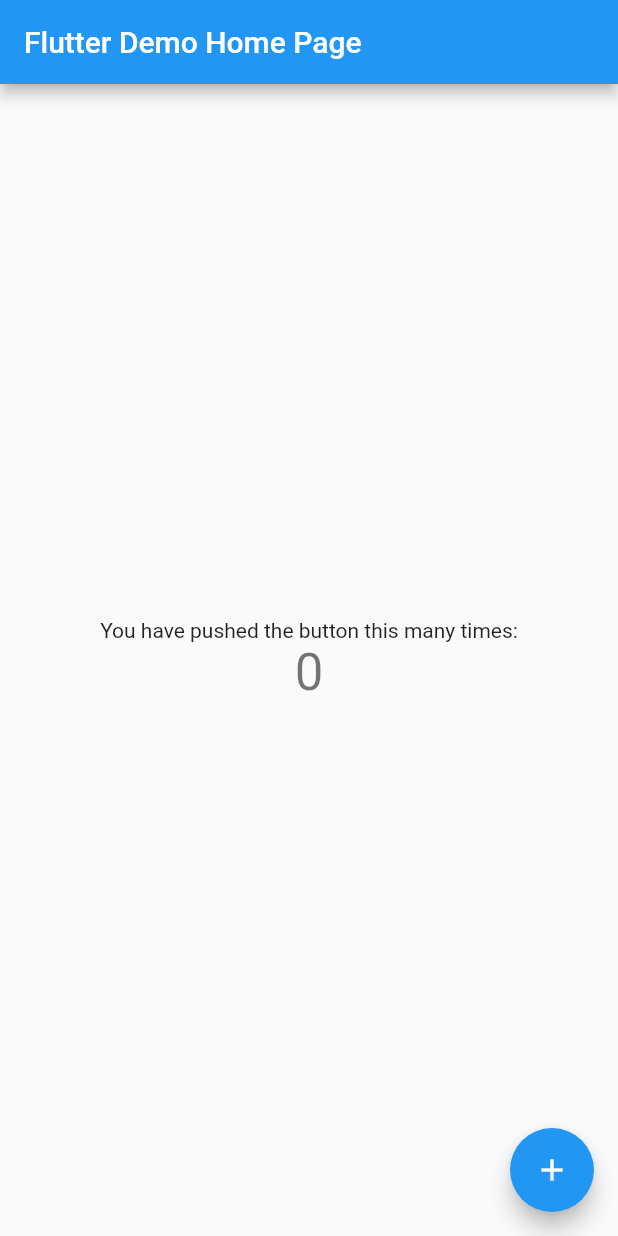
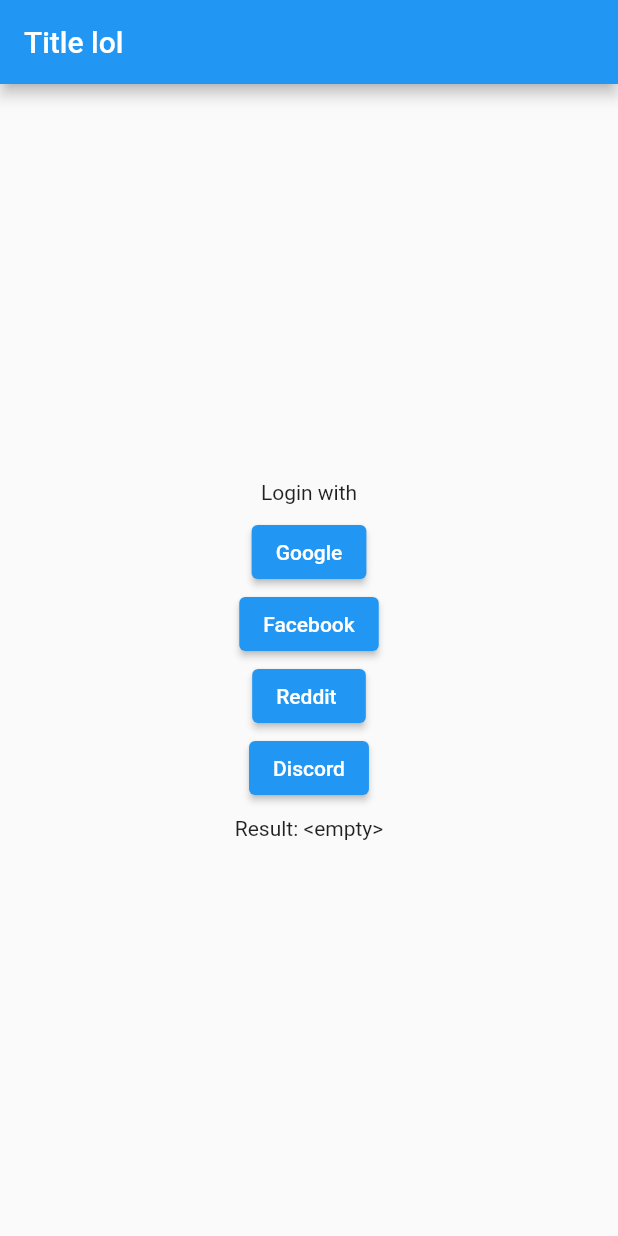
Before and after one commit to iam-agf/flutter_deposit_app, a Flutter app: the screen it shows after launch, on a phone screen of 412 x 824 dp. Run offline on Flutter 3.47's test engine with Material 2 defaults, Android fonts, the phone set to English and light mode, and no system bars; missing offline and left inert: web3auth_flutter.

Commit message:
Minor reformatting

```diff
--- /dev/null
+++ b/lib/app.dart
@@ -0,0 +1,9 @@
+import 'package:flutter/material.dart';
+import 'views/home.dart';
+
+class App extends StatelessWidget {
+  @override
+  Widget build(BuildContext context) {
+    return MaterialApp(home: Home());
+  }
+}
--- a/lib/components/register.dart
+++ b/lib/components/register.dart
@@ -1 +1,126 @@
 import 'package:flutter/material.dart';
+import 'dart:collection';
+import 'dart:async';
+
+import 'package:web3auth_flutter/web3auth_flutter.dart';
+
+
+class Web3Register extends StatefulWidget {
+  @override
+  State<Web3Register> createState() => _Web3Register();
+}
+
+class _Web3Register extends State<Web3Register> {
+  String _result = '<empty>';
+  bool logoutVisible = false;
+
+   @override
+  void initState() {
+    super.initState();
+    initPlatformState();
+  }
+
+  Future<void> initPlatformState() async {
+    HashMap themeMap = HashMap<String, String>();
+    themeMap['primary'] = "#fff000";
+
+    await Web3AuthFlutter.init(
+      clientId:
+          'BJvlvI4od8kZAoUoZXFCQYXcXV8K9q42p36ZlWmmzBI79fTDeAgjLs8Ig9aFWE33mS71qf8EVWMEZ9DGRTllvOw',
+      network: Network.mainnet,
+      redirectUri: 'org.torusresearch.flutter.web3authexample://auth',
+      whiteLabelData: WhiteLabelData(
+          dark: true, name: "flutter_deposit_app", theme: themeMap),
+    );
+  }
+
+  @override
+  Widget build(BuildContext context) {
+    return Container(
+      child: Center(
+            child: Column(
+          mainAxisAlignment: MainAxisAlignment.center,
+          children: [
+            const Padding(
+              padding: EdgeInsets.all(8.0),
+              child: Text('Login with'),
+            ),
+            ElevatedButton(
+                onPressed: _login(_withGoogle), child: const Text('Google')),
+            ElevatedButton(
+                onPressed: _login(_withFacebook), child: const Text('Facebook')),
+            ElevatedButton(
+                onPressed: _login(_withReddit), child: const Text('Reddit ')),
+            ElevatedButton(
+                onPressed: _login(_withDiscord), child: const Text('Discord')),
+            Visibility(
+              child: ElevatedButton(
+                  style: ElevatedButton.styleFrom(
+                      primary: Colors.red // This is what you need!
+                      ),
+                  onPressed: _logout(),
+                  child: const Text('Logout')),
+              visible: logoutVisible,
+            ),
+            Padding(
+              padding: const EdgeInsets.all(8.0),
+              child: Text('Result: $_result'),
+            )
+          ],
+        )),
+    );
+  }
+
+  // Functions to log in/out
+  VoidCallback _login(Future<Web3AuthResponse> Function() method) {
+    return () async {
+      try {
+        final Web3AuthResponse response = await method();
+        setState(() {
+          _result = response.toString();
+          logoutVisible = true;
+        });
+      } on UserCancelledException {
+        print("User cancelled.");
+      } on UnKnownException {
+        print("Unknown exception occurred");
+      }
+    };
+  }
+
+  VoidCallback _logout() {
+    return () async {
+      try {
+        await Web3AuthFlutter.logout();
+        setState(() {
+          _result = '<empty>';
+          logoutVisible = false;
+        });
+      } on UserCancelledException {
+        print("User cancelled.");
+      } on UnKnownException {
+        print("Unknown exception occurred");
+      }
+    };
+  }
+
+    Future<Web3AuthResponse> _withGoogle() {
+    return Web3AuthFlutter.login(
+        provider: Provider.google, mfaLevel: MFALevel.MANDATORY);
+  }
+
+  Future<Web3AuthResponse> _withFacebook() {
+    return Web3AuthFlutter.login(
+        provider: Provider.facebook, mfaLevel: MFALevel.MANDATORY);
+  }
+
+  Future<Web3AuthResponse> _withReddit() {
+    return Web3AuthFlutter.login(
+        provider: Provider.email_passwordless, mfaLevel: MFALevel.NONE, extraLoginOptions: ExtraLoginOptions(login_hint: "sosid94742@abincol.com"));
+  }
+
+  Future<Web3AuthResponse> _withDiscord() {
+    return Web3AuthFlutter.login(provider: Provider.discord);
+  }
+
+}
--- a/lib/main.dart
+++ b/lib/main.dart
@@ -1,69 +1,6 @@
 import 'package:flutter/material.dart';
+import 'app.dart';
 
-void main() {
-  runApp(const MyApp());
+main() {
+  runApp(App());
 }
-
-class MyApp extends StatelessWidget {
-  const MyApp({Key? key}) : super(key: key);
-
-  // This widget is the root of your application.
-  @override
-  Widget build(BuildContext context) {
-    return MaterialApp(
-      title: 'Flutter Demo',
-      theme: ThemeData(
-
-        primarySwatch: Colors.blue,
-      ),
-      home: const MyHomePage(title: 'Flutter Demo Home Page'),
-    );
-  }
-}
-
-class MyHomePage extends StatefulWidget {
-  const MyHomePage({Key? key, required this.title}) : super(key: key);
-
-  final String title;
-
-  @override
-  State<MyHomePage> createState() => _MyHomePageState();
-}
-
-class _MyHomePageState extends State<MyHomePage> {
-  int _counter = 0;
-
-  void _incrementCounter() {
-    setState(() {
-      _counter++;
-    });
-  }
-
-  @override
-  Widget build(BuildContext context) {
-    return Scaffold(
-      appBar: AppBar(
-        title: Text(widget.title),
-      ),
-      body: Center(
-        child: Column(
-          mainAxisAlignment: MainAxisAlignment.center,
-          children: <Widget>[
-            const Text(
-              'You have pushed the button this many times:',
-            ),
-            Text(
-              '$_counter',
-              style: Theme.of(context).textTheme.headline4,
-            ),
-          ],
-        ),
-      ),
-      floatingActionButton: FloatingActionButton(
-        onPressed: _incrementCounter,
-        tooltip: 'Increment',
-        child: const Icon(Icons.add),
-      ),
-    );
-  }
-}
--- /dev/null
+++ b/lib/views/home.dart
@@ -0,0 +1,14 @@
+import 'package:flutter/material.dart';
+import 'package:flutter_deposit_app/components/register.dart';
+import 'package:web3auth_flutter/web3auth_flutter.dart';
+
+class Home extends StatelessWidget {
+  @override
+  Widget build(BuildContext context) {
+    return Scaffold(
+        appBar: AppBar(
+          title: Text("Title lol"),
+        ),
+        body: Web3Register());
+  }
+}
```
Also changed, not shown: 1 other file.
